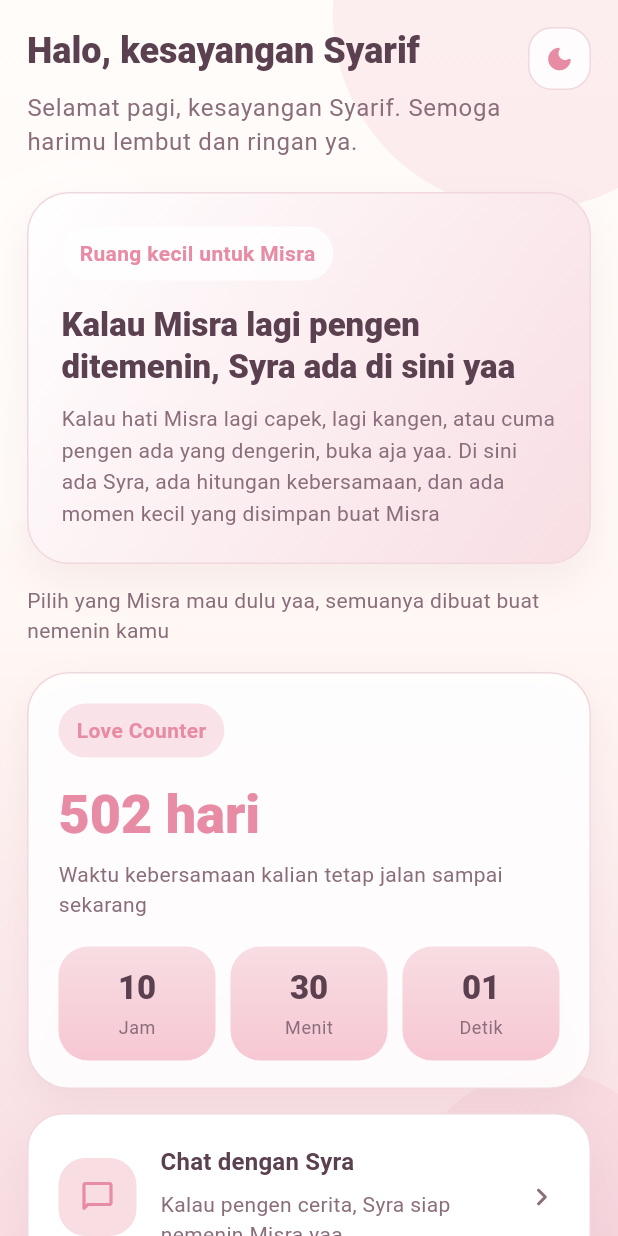
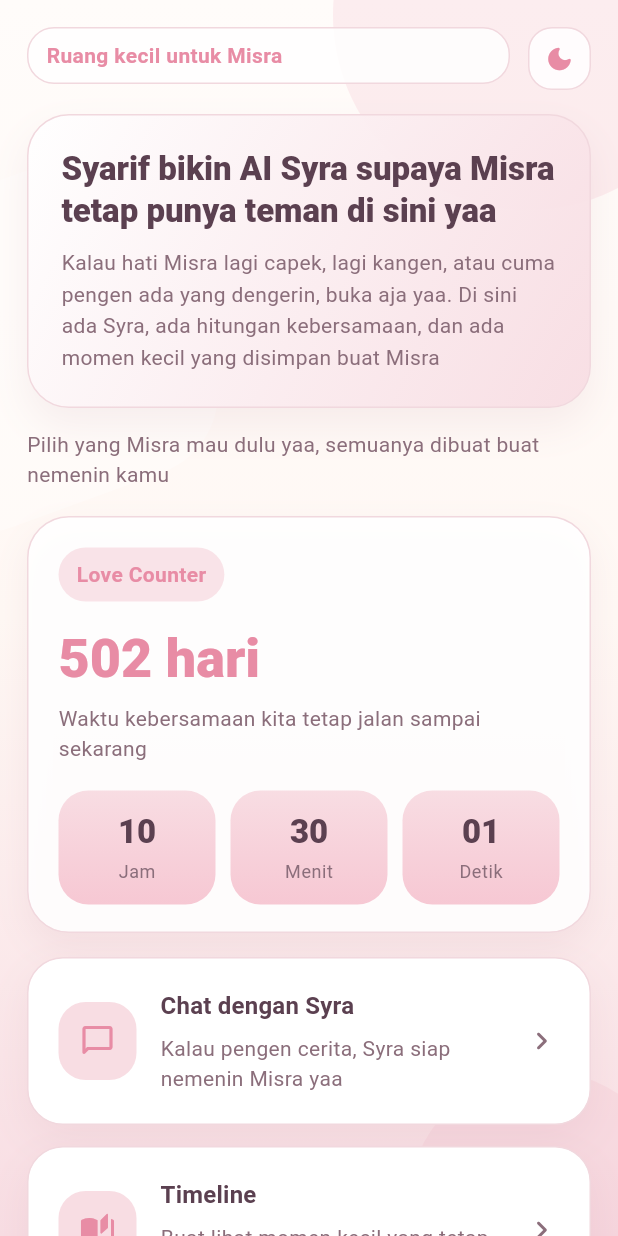
Before and after one commit to Sarif-rex/formisra, a Flutter app: the HomePage screen opened by its route, on a phone screen of 412 x 824 dp. Run offline on Flutter 3.47's test engine with Material 3 defaults, Android fonts, the phone set to English and light mode, and no system bars; our stand-ins replace shared_preferences; accounts and stored records are empty.

Commit message:
Update Syra intro copy on home

```diff
--- a/lib/pages/home_page.dart
+++ b/lib/pages/home_page.dart
@@ -3,7 +3,6 @@ import 'dart:async';
 import 'package:flutter/material.dart';
 
 import '../core/theme/app_colors.dart';
-import '../services/greeting_service.dart';
 import '../widgets/menu_card.dart';
 import '../widgets/mobile_shell.dart';
 import '../widgets/theme_toggle_button.dart';
@@ -46,7 +45,6 @@ class _HomePageState extends State<HomePage> {
 
   @override
   Widget build(BuildContext context) {
-    final greeting = GreetingService.forCurrentTime(DateTime.now());
     final isDark = Theme.of(context).brightness == Brightness.dark;
     final days = _duration.inDays;
     final hours = _duration.inHours.remainder(24);
@@ -63,34 +61,34 @@ class _HomePageState extends State<HomePage> {
               crossAxisAlignment: CrossAxisAlignment.start,
               children: [
                 Expanded(
-                  child: Column(
-                    crossAxisAlignment: CrossAxisAlignment.start,
-                    children: [
-                      Text(
-                        'Halo, kesayangan Syarif',
-                        style:
-                            Theme.of(context).textTheme.headlineSmall?.copyWith(
-                                  fontWeight: FontWeight.w800,
-                                ),
+                  child: Container(
+                    padding: const EdgeInsets.symmetric(
+                      horizontal: 12,
+                      vertical: 8,
+                    ),
+                    decoration: BoxDecoration(
+                      color: isDark
+                          ? AppColors.darkSurfaceSoft.withValues(alpha: 0.9)
+                          : Colors.white.withValues(alpha: 0.82),
+                      borderRadius: BorderRadius.circular(18),
+                      border: Border.all(
+                        color: isDark ? AppColors.darkBorder : AppColors.border,
                       ),
-                      const SizedBox(height: 10),
-                      Text(
-                        greeting,
-                        style: Theme.of(context).textTheme.bodyLarge?.copyWith(
-                              color: isDark
-                                  ? AppColors.darkMutedText
-                                  : AppColors.mutedText,
-                              height: 1.45,
-                            ),
+                    ),
+                    child: Text(
+                      'Ruang kecil untuk Misra',
+                      style: TextStyle(
+                        color: isDark ? AppColors.darkRose : AppColors.rose,
+                        fontWeight: FontWeight.w700,
                       ),
-                    ],
+                    ),
                   ),
                 ),
                 const SizedBox(width: 12),
                 const ThemeToggleButton(),
               ],
             ),
-            const SizedBox(height: 22),
+            const SizedBox(height: 16),
             Container(
               width: double.infinity,
               padding: const EdgeInsets.all(22),
@@ -123,28 +121,8 @@ class _HomePageState extends State<HomePage> {
               child: Column(
                 crossAxisAlignment: CrossAxisAlignment.start,
                 children: [
-                  Container(
-                    padding: const EdgeInsets.symmetric(
-                      horizontal: 12,
-                      vertical: 8,
-                    ),
-                    decoration: BoxDecoration(
-                      color: isDark
-                          ? AppColors.darkSurfaceSoft.withValues(alpha: 0.9)
-                          : Colors.white.withValues(alpha: 0.8),
-                      borderRadius: BorderRadius.circular(18),
-                    ),
-                    child: Text(
-                      'Ruang kecil untuk Misra',
-                      style: TextStyle(
-                        color: isDark ? AppColors.darkRose : AppColors.rose,
-                        fontWeight: FontWeight.w700,
-                      ),
-                    ),
-                  ),
-                  const SizedBox(height: 16),
                   Text(
-                    'Kalau Misra lagi pengen ditemenin, Syra ada di sini yaa',
+                    'Syarif bikin AI Syra supaya Misra tetap punya teman di sini yaa',
                     style: Theme.of(context).textTheme.titleLarge?.copyWith(
                           fontWeight: FontWeight.w800,
                           height: 1.25,
@@ -269,7 +247,7 @@ class _HomeLoveCounterCard extends StatelessWidget {
           ),
           const SizedBox(height: 8),
           Text(
-            'Waktu kebersamaan kalian tetap jalan sampai sekarang',
+            'Waktu kebersamaan kita tetap jalan sampai sekarang',
             style: Theme.of(context).textTheme.bodyMedium?.copyWith(
                   color:
                       isDark ? AppColors.darkMutedText : AppColors.mutedText,
```
